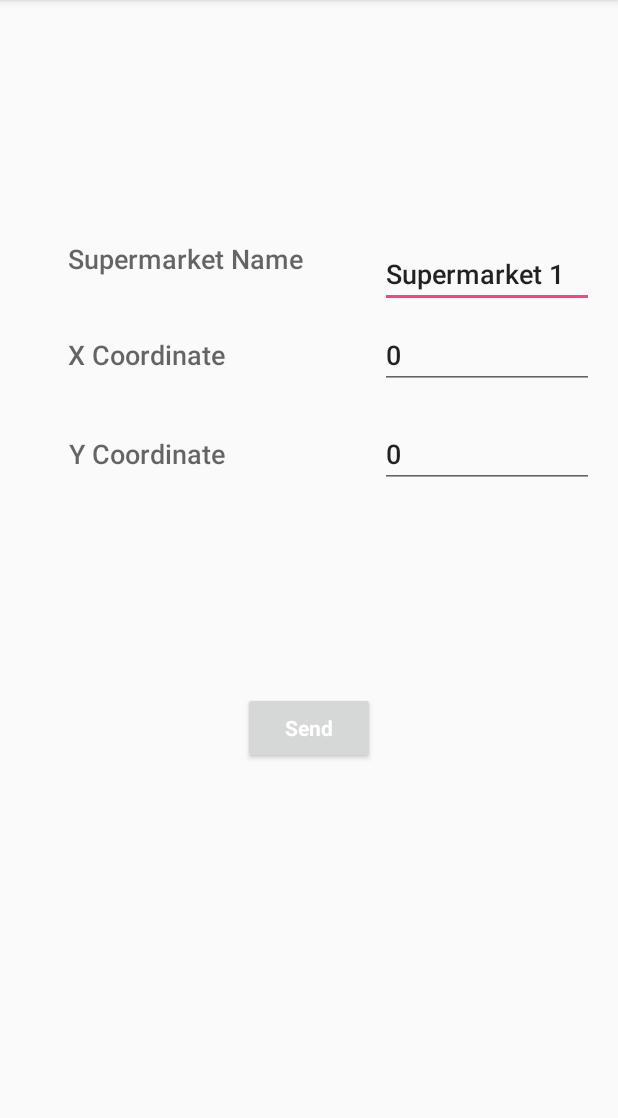
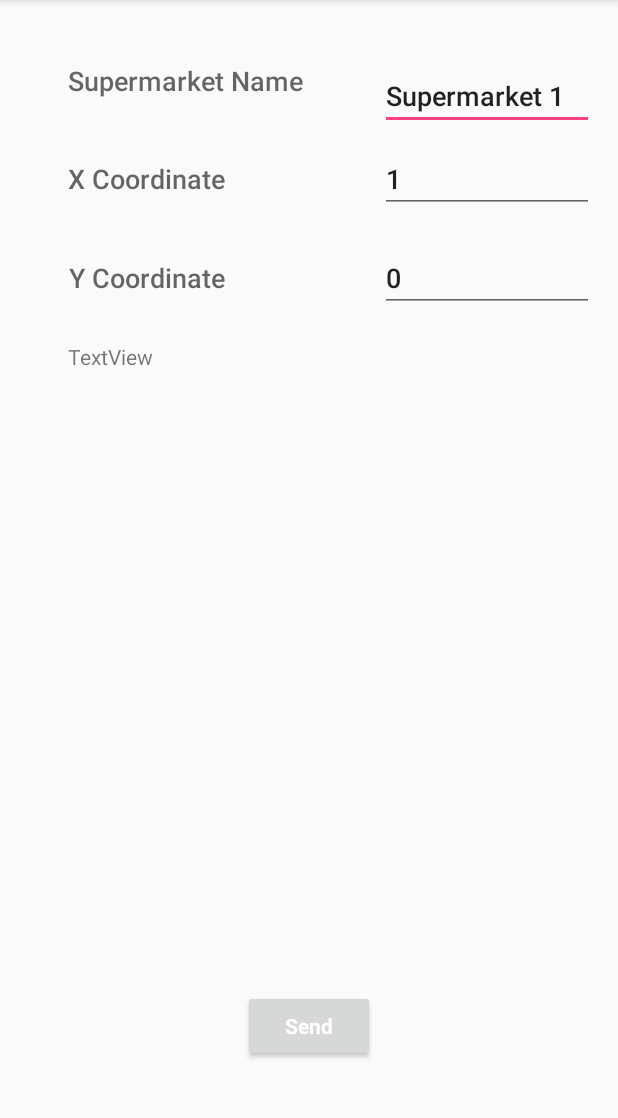
Before and after one commit to hshe824/SuperNavi, an Android app: the screen it shows after launch (MainActivity), after a tap on "Send", on a phone screen of 412 x 824 dp, the part 84-1202 px from its top. Run offline under Robolectric (Android 15) with nearby library versions, the phone set to English and light mode, and no system bars; our stand-ins replace Volley; libraries missing offline, so code that uses them is left out: org.altbeacon.beacon; 7 statements that could not run were skipped.

Commit message:
UI changes

```diff
--- a/BeaconConfiguration/app/src/main/java/teammidas/beaconconfiguration/MainActivity.java
+++ b/BeaconConfiguration/app/src/main/java/teammidas/beaconconfiguration/MainActivity.java
@@ -12,6 +12,8 @@ import android.util.Log;
 import android.view.View;
 import android.widget.Button;
 import android.widget.EditText;
+import android.widget.TextView;
+
 import com.android.volley.Request;
 import com.android.volley.RequestQueue;
 import com.android.volley.Response;
@@ -24,6 +26,7 @@ import org.altbeacon.beacon.BeaconManager;
 import org.altbeacon.beacon.BeaconParser;
 import org.altbeacon.beacon.RangeNotifier;
 import org.altbeacon.beacon.Region;
+import org.altbeacon.beacon.service.RangedBeacon;
 import org.json.JSONException;
 import org.json.JSONObject;
 import java.util.ArrayList;
@@ -40,6 +43,7 @@ MainActivity extends AppCompatActivity implements BeaconConsumer {
     private EditText supermarketTextField;
     private EditText xCoordinateTextField;
     private EditText yCoordinateTextField;
+    private TextView beaconInfoTextField;
     private BeaconManager beaconManager;
     private List<Beacon> currentBeaconList;
 
@@ -56,13 +60,14 @@ MainActivity extends AppCompatActivity implements BeaconConsumer {
         supermarketTextField = (EditText) findViewById(R.id.editText4);
         xCoordinateTextField = (EditText) findViewById(R.id.editText3);
         yCoordinateTextField = (EditText) findViewById(R.id.editText2);
-
+        beaconInfoTextField = (TextView) findViewById(R.id.textView2);
         sendButton.setOnClickListener(buttonHandler);
 
         beaconManager = BeaconManager.getInstanceForApplication(getApplicationContext());
         beaconManager.getBeaconParsers().add(new BeaconParser().setBeaconLayout("m:2-3=0215,i:4-19,i:20-21,i:22-23,p:24-24"));
         beaconManager.setForegroundBetweenScanPeriod(0l);
-        beaconManager.setForegroundScanPeriod(5000l);
+        beaconManager.setForegroundScanPeriod(10000l);
+        RangedBeacon.setSampleExpirationMilliseconds(30000l);
         beaconManager.bind(this);
 
 
@@ -148,6 +153,19 @@ MainActivity extends AppCompatActivity implements BeaconConsumer {
                 requestQueue.add(jsonRequest);
             }
 
+            final int x = Integer.parseInt(xCoordinateTextField.getText().toString());
+            final int y = Integer.parseInt(yCoordinateTextField.getText().toString());
+
+            if(x < 4){
+                xCoordinateTextField.setText("" + (x+1));
+                return;
+            }
+            else if(x == 4){
+                xCoordinateTextField.setText("" + 0);
+                yCoordinateTextField.setText("" + (y+1));
+                return;
+            }
+
         }
     };
 
@@ -160,6 +178,19 @@ MainActivity extends AppCompatActivity implements BeaconConsumer {
                 Log.d(TAG, "Count: " + collection.size());
 
                 currentBeaconList = new ArrayList<>(collection);
+                final StringBuilder infoBuilder = new StringBuilder();
+                for(Beacon beacon : currentBeaconList){
+                    Log.d(TAG, "MajorID: " + beacon.getId2().toString() + " MinorID: " + beacon.getId3().toString() + " RSSI: " + beacon.getRssi());
+                    infoBuilder.append("MajorID: " + beacon.getId2().toString() + " RSSI: " + beacon.getRssi() + "\n");
+                }
+
+                runOnUiThread(new Runnable() {
+                    @Override
+                    public void run() {
+                        beaconInfoTextField.setText(infoBuilder.toString());
+                    }
+                });
+                Log.d(TAG, "---------------------------------------");
             }
         });
 
--- a/BeaconConfiguration/app/src/main/res/layout/activity_main.xml
+++ b/BeaconConfiguration/app/src/main/res/layout/activity_main.xml
@@ -9,17 +9,6 @@
     android:paddingRight="@dimen/activity_horizontal_margin"
     android:paddingTop="@dimen/activity_vertical_margin"
     tools:context="teammidas.beaconconfiguration.MainActivity">
-
-    <TextView
-        android:layout_width="wrap_content"
-        android:layout_height="wrap_content"
-        android:text="X Coordinate"
-        android:textAppearance="@android:style/TextAppearance.DeviceDefault.Medium"
-        android:id="@+id/textView5"
-        android:layout_alignParentTop="true"
-        android:layout_alignRight="@+id/textView"
-        android:layout_alignEnd="@+id/textView"
-        android:layout_marginTop="208dp" />
 
     <EditText
         android:layout_width="wrap_content"
@@ -48,17 +37,6 @@
         android:layout_alignLeft="@+id/editText3"
         android:layout_alignStart="@+id/editText3" />
 
-    <TextView
-        android:layout_width="wrap_content"
-        android:layout_height="wrap_content"
-        android:text="Supermarket Name"
-        android:textAppearance="@android:style/TextAppearance.DeviceDefault.Medium"
-        android:id="@+id/textView4"
-        android:layout_alignBottom="@+id/textView5"
-        android:layout_alignLeft="@+id/textView5"
-        android:layout_alignStart="@+id/textView5"
-        android:layout_marginBottom="64dp" />
-
     <EditText
         android:layout_width="wrap_content"
         android:layout_height="wrap_content"
@@ -71,16 +49,6 @@
         android:layout_alignBottom="@+id/textView5"
         android:layout_alignLeft="@+id/editText4"
         android:layout_alignStart="@+id/editText4" />
-
-    <Button
-        android:text="Send"
-        android:layout_width="wrap_content"
-        android:layout_height="wrap_content"
-        android:layout_marginTop="136dp"
-        android:id="@+id/button"
-        android:textAppearance="@android:style/TextAppearance.WindowTitle"
-        android:layout_below="@+id/editText2"
-        android:layout_centerHorizontal="true" />
 
     <TextView
         android:layout_width="wrap_content"
@@ -95,4 +63,47 @@
         android:layout_marginRight="12dp"
         android:layout_marginEnd="12dp" />
 
+    <TextView
+        android:layout_width="wrap_content"
+        android:layout_height="wrap_content"
+        android:text="Supermarket Name"
+        android:textAppearance="@android:style/TextAppearance.DeviceDefault.Medium"
+        android:id="@+id/textView4"
+        android:layout_alignParentTop="true"
+        android:layout_alignLeft="@+id/textView5"
+        android:layout_alignStart="@+id/textView5"
+        android:layout_marginTop="25dp" />
+
+    <TextView
+        android:layout_width="wrap_content"
+        android:layout_height="wrap_content"
+        android:text="X Coordinate"
+        android:textAppearance="@android:style/TextAppearance.DeviceDefault.Medium"
+        android:id="@+id/textView5"
+        android:layout_marginTop="20dp"
+        android:layout_below="@+id/editText4"
+        android:layout_alignRight="@+id/textView"
+        android:layout_alignEnd="@+id/textView" />
+
+    <Button
+        android:text="Send"
+        android:layout_width="wrap_content"
+        android:layout_height="wrap_content"
+        android:id="@+id/button"
+        android:textAppearance="@android:style/TextAppearance.WindowTitle"
+        android:layout_alignParentBottom="true"
+        android:layout_centerHorizontal="true"
+        android:layout_marginBottom="44dp" />
+
+    <TextView
+        android:text="TextView"
+        android:layout_width="wrap_content"
+        android:layout_height="wrap_content"
+        android:layout_below="@+id/editText2"
+        android:layout_alignLeft="@+id/textView5"
+        android:layout_alignStart="@+id/textView5"
+        android:layout_marginTop="20dp"
+        android:id="@+id/textView2"
+        android:textSize="14sp" />
+
 </RelativeLayout>
```
